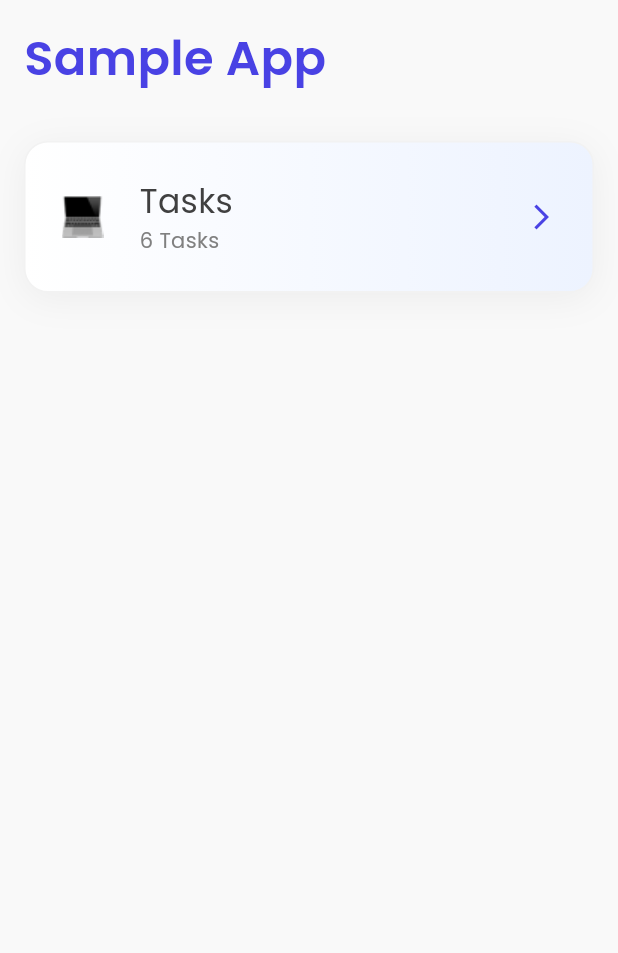
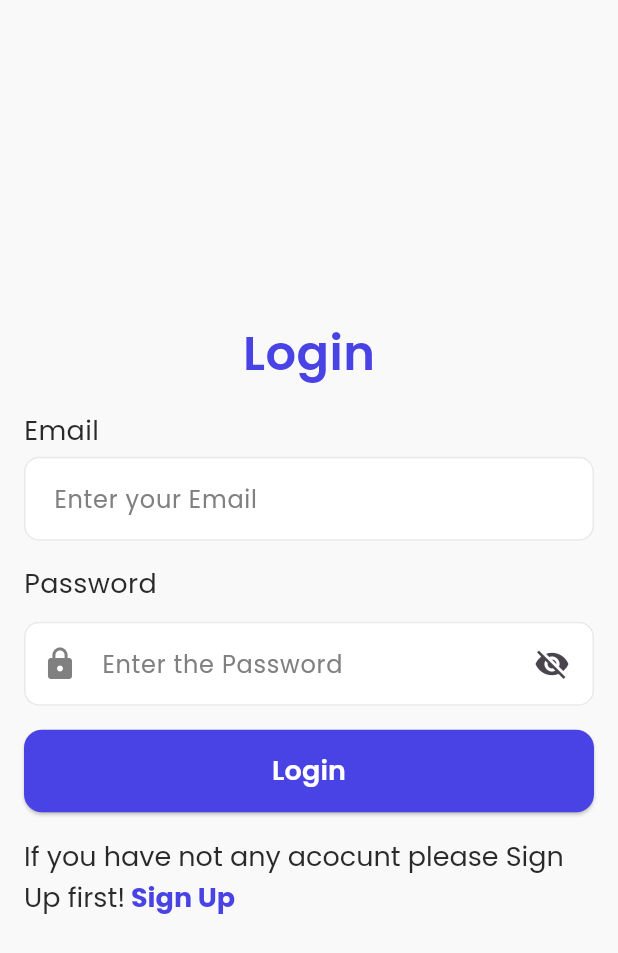
Before and after one commit to KafiulIslam/sample_app, a Flutter app: the screen it shows after launch, on a phone screen of 412 x 824 dp. Shown: the top 953 px of the screen. Run offline on Flutter 3.47's test engine with Material 2 defaults, Android fonts, the phone set to English and light mode, and no system bars; drawn by our look-alikes of flutter_form_builder; our stand-ins replace appwrite, flutter_svg, google_fonts.

```diff
--- /dev/null
+++ b/lib/controller/app_constant.dart
@@ -0,0 +1,6 @@
+class AppConstant {
+  static const String projectId = "64c66681de1dd6b0e540";
+  static const String endPoint = "https://cloud.appwrite.io/v1";
+  static const String journalDatabaseId = "64c673bff1463d2a5516";
+  static const String journalItemCollectionId = "64c673d958056208de3b";
+}
--- a/lib/main.dart
+++ b/lib/main.dart
@@ -1,5 +1,6 @@
 import 'package:flutter/material.dart';
 import 'package:sample_app/utils/colors.dart';
+import 'package:sample_app/view/authentication/login/login_screen.dart';
 import 'package:sample_app/view/home/home_screen.dart';
 
 void main() {
@@ -20,7 +21,7 @@ class MyApp extends StatelessWidget {
         primaryColor: primaryColor,
         useMaterial3: true,
       ),
-      home: const HomeScreen(),
+      home: const LoginScreen(),
     );
   }
 }
--- /dev/null
+++ b/lib/view/authentication/login/login_screen.dart
@@ -0,0 +1,122 @@
+import 'dart:math';
+
+import 'package:appwrite/appwrite.dart';
+import 'package:flutter/gestures.dart';
+import 'package:flutter/material.dart';
+import 'package:flutter_form_builder/flutter_form_builder.dart';
+import 'package:sample_app/utils/colors.dart';
+import 'package:sample_app/utils/spacer.dart';
+import 'package:sample_app/utils/typography.dart';
+import 'package:sample_app/view/authentication/signUp/signup_screen.dart';
+import 'package:sample_app/view/home/home_screen.dart';
+import 'package:sample_app/widgets/components/buttons/primary_button.dart';
+import 'package:sample_app/widgets/components/custom_scaffold.dart';
+import 'package:sample_app/widgets/components/input_field/common_text_field.dart';
+import 'package:sample_app/widgets/components/input_field/password_input_field.dart';
+
+import '../../../controller/app_constant.dart';
+
+class LoginScreen extends StatefulWidget {
+  const LoginScreen({Key? key}) : super(key: key);
+
+  @override
+  State<LoginScreen> createState() => _LoginScreenState();
+}
+
+class _LoginScreenState extends State<LoginScreen> {
+  Client client = Client();
+  late Account account;
+  final _formKey = GlobalKey<FormBuilderState>();
+  late bool isLoading = false;
+
+  Future<void> login(
+      String email, String password, BuildContext context) async {
+    try {
+      var result =
+          await account.createEmailSession(email: email, password: password);
+      print(result.userId);
+      Navigator.push(context, MaterialPageRoute(builder: (_) => HomeScreen()));
+    } catch (e) {
+      print('error is $e');
+    }
+  }
+
+  @override
+  void initState() {
+    client.setEndpoint(AppConstant.endPoint).setProject(AppConstant.projectId);
+    account = Account(client);
+    super.initState();
+  }
+
+  @override
+  Widget build(BuildContext context) {
+    return Scaffold(
+        body: Center(
+      child: SingleChildScrollView(
+        child: Padding(
+          padding: const EdgeInsets.all(16.0),
+          child: FormBuilder(
+            key: _formKey,
+            enabled: true,
+            autovalidateMode: AutovalidateMode.disabled,
+            onChanged: () {
+              _formKey.currentState!.save();
+            },
+            child: Column(children: [
+              Text(
+                'Login',
+                style: title1,
+              ),
+              primaryVerticalSpace,
+              const CommonTextField(
+                name: 'email',
+                title: 'Email',
+                hintText: 'Enter your Email',
+              ),
+              primaryVerticalSpace,
+              const PasswordInputField(
+                name: 'password',
+                title: 'Password',
+                hintText: 'Enter the Password',
+              ),
+              primaryVerticalSpace,
+              PrimaryButton(
+                buttonTitle: 'Login',
+                onTap: () {
+                  login(
+                      _formKey.currentState?.value['email'],
+                      _formKey.currentState?.value['password'],
+                      context);
+                },
+                isLoading: isLoading,
+              ),
+              primaryVerticalSpace,
+              RichText(
+                text: TextSpan(
+                  children: <TextSpan>[
+                    TextSpan(
+                        text:
+                            'If you have not any acocunt please Sign Up first!',
+                        style: subtitle1),
+                    TextSpan(
+                      text: ' Sign Up',
+                      style: subtitle1.copyWith(
+                          color: primaryColor, fontWeight: FontWeight.bold),
+                      recognizer: TapGestureRecognizer()
+                        ..onTap = () {
+                          Navigator.push(
+                              context,
+                              MaterialPageRoute(
+                                  builder: (_) => const SignUpScreen()));
+                        },
+                    ),
+                  ],
+                ),
+              )
+            ]),
+          ),
+        ),
+      ),
+    ));
+  }
+}
--- a/lib/view/home/home_screen.dart
+++ b/lib/view/home/home_screen.dart
@@ -1,6 +1,7 @@
 import 'package:flutter/material.dart';
 import 'package:sample_app/utils/image_string.dart';
 import 'package:sample_app/utils/spacer.dart';
+import 'package:sample_app/view/journal/widgets/journal_tile.dart';
 import 'package:sample_app/widgets/components/custom_scaffold.dart';
 import '../../utils/typography.dart';
 import '../../widgets/components/task_list_tile.dart';
@@ -25,15 +26,27 @@ class HomeScreen extends StatelessWidget {
         style: title1,
       ),
       thirtyTwoSpacerVertical,
-      ListView.separated(
-        shrinkWrap: true,
-        itemCount: _tasksList.length,
-        separatorBuilder: (BuildContext context, int index) =>
-            primaryVerticalSpace,
-        itemBuilder: (BuildContext context, int index) {
-          return _tasksList[index];
-        },
-      )
+      TaskListTile(
+        isIcon: true,
+        imagePath: laptop,
+        subTitle: '6 Tasks',
+      ),
+      primaryVerticalSpace,
+      JournalTile(
+        imagePath: laptop,
+        taskTitle: 'Journal',
+        subTitle: '4 Items',
+      ),
+
+      // ListView.separated(
+      //   shrinkWrap: true,
+      //   itemCount: _tasksList.length,
+      //   separatorBuilder: (BuildContext context, int index) =>
+      //       primaryVerticalSpace,
+      //   itemBuilder: (BuildContext context, int index) {
+      //     return _tasksList[index];
+      //   },
+      // )
     ]);
   }
 }
--- a/lib/widgets/components/buttons/primary_button.dart
+++ b/lib/widgets/components/buttons/primary_button.dart
@@ -5,7 +5,10 @@ import '../../../utils/typography.dart';
 class PrimaryButton extends StatelessWidget {
   final String? buttonTitle;
   final VoidCallback? onTap;
-  const PrimaryButton({Key? key, this.buttonTitle, this.onTap}) : super(key: key);
+  final bool? isLoading;
+
+  const PrimaryButton({Key? key, this.buttonTitle, this.onTap, this.isLoading})
+      : super(key: key);
 
   @override
   Widget build(BuildContext context) {
@@ -20,10 +23,16 @@ class PrimaryButton extends StatelessWidget {
             borderRadius: BorderRadius.circular(12.0),
           ),
         ),
-        child: Text(
-          buttonTitle!,
-          style: buttonTitleStyle,
-        ),
+        child: isLoading == true
+            ? Center(
+                child: CircularProgressIndicator(
+                  color: Colors.white.withOpacity(0.3),
+                ),
+              )
+            : Text(
+                buttonTitle!,
+                style: buttonTitleStyle,
+              ),
       ),
     );
   }
--- /dev/null
+++ b/lib/widgets/components/input_field/password_input_field.dart
@@ -0,0 +1,76 @@
+import 'package:flutter/material.dart';
+import 'package:flutter_form_builder/flutter_form_builder.dart';
+import 'package:flutter_svg/svg.dart';
+import 'package:sample_app/utils/typography.dart';
+import '../../../utils/colors.dart';
+import '../../../utils/constant.dart';
+
+
+class PasswordInputField extends StatefulWidget {
+  final String name;
+  final String? title;
+  final String? hintText;
+
+  const PasswordInputField(
+      {Key? key, required this.name, this.title,  this.hintText})
+      : super(key: key);
+
+  @override
+  State<PasswordInputField> createState() => _PasswordInputFieldState();
+}
+
+class _PasswordInputFieldState extends State<PasswordInputField> {
+
+  late bool _isPassObscure = true;
+
+  @override
+  Widget build(BuildContext context) {
+    return Column(
+      crossAxisAlignment: CrossAxisAlignment.start,
+      children: [
+        Text(
+          widget.title!,
+          style: subtitle1,
+        ),
+        const SizedBox(
+          height: 12,
+        ),
+        FormBuilderTextField(
+          name: widget.name ,
+          obscureText: _isPassObscure,
+          decoration: InputDecoration(
+            filled: true,
+            fillColor: Colors.white,
+            contentPadding: const EdgeInsets.all(16),
+            hintText: widget.hintText,
+            hintStyle: hintTextStyle,
+            prefixIcon: const Icon(Icons.lock, color:  assTextColor,),
+            suffixIcon: GestureDetector(
+              onTap: () {
+                setState(() {
+                  _isPassObscure = !_isPassObscure;
+                  var index = 0;
+                  if (!_isPassObscure) {
+                    index = 1;
+                  }
+                });
+              },
+              child: Padding(
+                padding: const EdgeInsets.all(16.0),
+                child: Container(
+                    child: _isPassObscure
+                        ? Icon(Icons.visibility_off)
+                        : Icon(Icons.visibility) ),
+              ),
+            ),
+            focusedBorder: focusedBorder,
+            enabledBorder: enableBorder,
+            errorBorder: enableBorder,
+            focusedErrorBorder: focusedBorder,
+            focusColor: primaryColor,
+          ),
+        ),
+      ],
+    );
+  }
+}
--- a/lib/widgets/components/task_list_tile.dart
+++ b/lib/widgets/components/task_list_tile.dart
@@ -1,5 +1,6 @@
 import 'package:flutter/material.dart';
 import 'package:sample_app/view/taskPreview/task_preview.dart';
+import 'package:sample_app/widgets/components/custom_card.dart';
 import '../../utils/colors.dart';
 import '../../utils/spacer.dart';
 import '../../utils/typography.dart';
@@ -21,7 +22,7 @@ class TaskListTile extends StatelessWidget {
 
   @override
   Widget build(BuildContext context) {
-    return GestureDetector(
+    return CustomCard(
       onTap: () {
         Navigator.push(
             context,
@@ -30,41 +31,15 @@ class TaskListTile extends StatelessWidget {
                     ? TaskListScreen(
                         subTitle: subTitle!,
                       )
-                    : TaskPreview(taskTitle: taskTitle,)));
+                    : TaskPreview(
+                        taskTitle: taskTitle,
+                      )));
       },
-      child: Container(
-        width: double.infinity,
-        decoration: BoxDecoration(
-          borderRadius: BorderRadius.circular(16.0),
-          border: Border.all(color: const Color(0xFFF2F2F2)),
-          gradient: const LinearGradient(
-            begin: Alignment.centerLeft,
-            end: Alignment.centerRight,
-            colors: [
-              Color(0xFFFFFFFF),
-              Color(0xFFEDF3FF),
-            ],
-          ),
-          boxShadow: [
-            BoxShadow(
-              color: const Color(0xFF000000).withOpacity(0.05),
-              blurRadius: 20.0, // soften the shadow
-              offset: const Offset(
-                0.0, // Move to right 5  horizontally
-                4.0, // Move to bottom 5 Vertically
-              ),
-            )
-          ],
-        ),
-        child: Padding(
-          padding: const EdgeInsets.symmetric(horizontal: 24.0, vertical: 24.0),
-          child: Row(
+      row: Row(
         crossAxisAlignment: CrossAxisAlignment.center,
         mainAxisAlignment: MainAxisAlignment.start,
         children: [
-              isIcon == true
-                  ? Image.asset(imagePath!)
-                  : const SizedBox.shrink(),
+          isIcon == true ? Image.asset(imagePath!) : const SizedBox.shrink(),
           twentyFourSpacerHorizontal,
           isIcon == true
               ? Column(
@@ -110,8 +85,6 @@ class TaskListTile extends StatelessWidget {
           )
         ],
       ),
-        ),
-      ),
     );
   }
 }
--- a/pubspec.yaml
+++ b/pubspec.yaml
@@ -21,6 +21,7 @@ dependencies:
   google_fonts: ^5.1.0
   flutter_form_builder: ^9.0.0
   flutter_svg: ^2.0.7
+  appwrite: ^9.0.1
 
 dev_dependencies:
   flutter_test:
```
Also changed, not shown: lib/view/authentication/signUp/signup_screen.dart (added, +117 -0 lines), lib/view/journal/journal_screen.dart (added, +101 -0 lines), lib/view/journal/widgets/journal_tile.dart (added, +55 -0 lines), lib/widgets/components/custom_card.dart (added, +44 -0 lines), pubspec.lock, 6 other files. Lines whose indentation alone changed are shown as unchanged.
